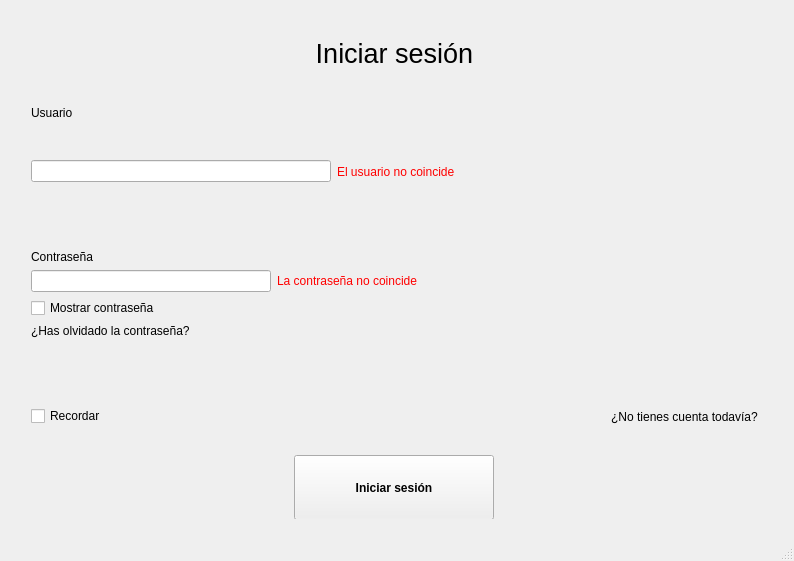
Old version of the form mapa/login_register.ui in the repository jorgecanut/mapaIHM.
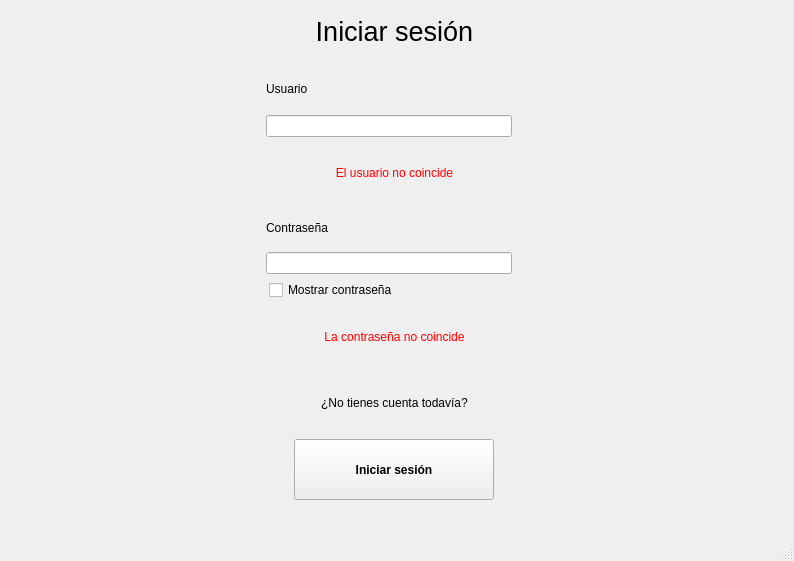
New version of the form. The open tabs and pages were chosen to show the change. Custom widgets are drawn as their Qt base class.

Commit message: Hoja de estilos generada e interfaz de login_register cambiada

Patch:
```diff
--- a/mapa/login_register.ui
+++ b/mapa/login_register.ui
@@ -13,7 +13,7 @@
   <property name="maximumSize">
    <size>
     <width>16777215</width>
-    <height>561</height>
+    <height>16777215</height>
    </size>
   </property>
   <property name="windowTitle">
@@ -26,11 +26,11 @@
       <property name="maximumSize">
        <size>
         <width>16777215</width>
-        <height>500</height>
+        <height>16777215</height>
        </size>
       </property>
       <property name="currentIndex">
-       <number>0</number>
+       <number>1</number>
       </property>
       <widget class="QWidget" name="page">
        <property name="sizePolicy">
@@ -52,7 +52,7 @@
         <property name="geometry">
          <rect>
           <x>10</x>
-          <y>-10</y>
+          <y>-20</y>
           <width>751</width>
           <height>511</height>
          </rect>
@@ -92,17 +92,19 @@
           </widget>
          </item>
          <item>
-          <spacer name="verticalSpacer_8">
+          <layout class="QHBoxLayout" name="horizontalLayout_14">
+           <item>
+            <spacer name="horizontalSpacer_14">
            <property name="orientation">
-            <enum>Qt::Orientation::Vertical</enum>
+              <enum>Qt::Orientation::Horizontal</enum>
            </property>
            <property name="sizeType">
-            <enum>QSizePolicy::Policy::Fixed</enum>
+              <enum>QSizePolicy::Policy::Minimum</enum>
            </property>
            <property name="sizeHint" stdset="0">
             <size>
-             <width>0</width>
-             <height>0</height>
+               <width>235</width>
+               <height>20</height>
             </size>
            </property>
           </spacer>
@@ -118,10 +120,44 @@
            <property name="text">
             <string>Usuario</string>
            </property>
-          </widget>
+             <property name="alignment">
+              <set>Qt::AlignmentFlag::AlignLeading|Qt::AlignmentFlag::AlignLeft|Qt::AlignmentFlag::AlignVCenter</set>
+             </property>
+            </widget>
+           </item>
+           <item>
+            <spacer name="horizontalSpacer_15">
+             <property name="orientation">
+              <enum>Qt::Orientation::Horizontal</enum>
+             </property>
+             <property name="sizeHint" stdset="0">
+              <size>
+               <width>40</width>
+               <height>20</height>
+              </size>
+             </property>
+            </spacer>
+           </item>
+          </layout>
          </item>
          <item>
           <layout class="QHBoxLayout" name="horizontalLayout_11">
+           <item>
+            <spacer name="horizontalSpacer_9">
+             <property name="orientation">
+              <enum>Qt::Orientation::Horizontal</enum>
+             </property>
+             <property name="sizeType">
+              <enum>QSizePolicy::Policy::Minimum</enum>
+             </property>
+             <property name="sizeHint" stdset="0">
+              <size>
+               <width>235</width>
+               <height>20</height>
+              </size>
+             </property>
+            </spacer>
+           </item>
            <item>
             <widget class="QLineEdit" name="leUsuario_IS">
              <property name="maximumSize">
@@ -136,6 +172,21 @@
             </widget>
            </item>
            <item>
+            <spacer name="horizontalSpacer_8">
+             <property name="orientation">
+              <enum>Qt::Orientation::Horizontal</enum>
+             </property>
+             <property name="sizeHint" stdset="0">
+              <size>
+               <width>40</width>
+               <height>20</height>
+              </size>
+             </property>
+            </spacer>
+           </item>
+          </layout>
+         </item>
+         <item>
             <widget class="QLabel" name="lErrorUsuario_IS">
              <property name="styleSheet">
               <string notr="true">color:red</string>
@@ -143,41 +194,29 @@
              <property name="text">
               <string>El usuario no coincide</string>
              </property>
+           <property name="alignment">
+            <set>Qt::AlignmentFlag::AlignCenter</set>
+           </property>
             </widget>
            </item>
            <item>
-            <spacer name="horizontalSpacer_8">
+          <layout class="QHBoxLayout" name="horizontalLayout_15">
+           <item>
+            <spacer name="horizontalSpacer_16">
              <property name="orientation">
               <enum>Qt::Orientation::Horizontal</enum>
              </property>
-             <property name="sizeHint" stdset="0">
-              <size>
-               <width>40</width>
-               <height>20</height>
-              </size>
-             </property>
-            </spacer>
-           </item>
-          </layout>
-         </item>
-         <item>
-          <spacer name="verticalSpacer_7">
-           <property name="orientation">
-            <enum>Qt::Orientation::Vertical</enum>
-           </property>
            <property name="sizeType">
-            <enum>QSizePolicy::Policy::Fixed</enum>
+              <enum>QSizePolicy::Policy::Minimum</enum>
            </property>
            <property name="sizeHint" stdset="0">
             <size>
-             <width>20</width>
-             <height>40</height>
+               <width>235</width>
+               <height>20</height>
             </size>
            </property>
           </spacer>
          </item>
-         <item>
-          <layout class="QVBoxLayout" name="verticalLayout_5">
            <item>
             <widget class="QLabel" name="label_8">
              <property name="maximumSize">
@@ -189,10 +228,44 @@
              <property name="text">
               <string>Contraseña</string>
              </property>
+             <property name="alignment">
+              <set>Qt::AlignmentFlag::AlignLeading|Qt::AlignmentFlag::AlignLeft|Qt::AlignmentFlag::AlignVCenter</set>
+             </property>
             </widget>
            </item>
            <item>
-            <layout class="QHBoxLayout" name="horizontalLayout_12">
+            <spacer name="horizontalSpacer_17">
+             <property name="orientation">
+              <enum>Qt::Orientation::Horizontal</enum>
+             </property>
+             <property name="sizeHint" stdset="0">
+              <size>
+               <width>40</width>
+               <height>20</height>
+              </size>
+             </property>
+            </spacer>
+           </item>
+          </layout>
+         </item>
+         <item>
+          <layout class="QHBoxLayout" name="horizontalLayout_2">
+           <item>
+            <spacer name="horizontalSpacer_7">
+             <property name="orientation">
+              <enum>Qt::Orientation::Horizontal</enum>
+             </property>
+             <property name="sizeType">
+              <enum>QSizePolicy::Policy::Minimum</enum>
+             </property>
+             <property name="sizeHint" stdset="0">
+              <size>
+               <width>235</width>
+               <height>20</height>
+              </size>
+             </property>
+            </spacer>
+           </item>
              <item>
               <widget class="QLineEdit" name="leContrasea_IS">
                <property name="maximumSize">
@@ -210,6 +283,67 @@
               </widget>
              </item>
              <item>
+            <spacer name="horizontalSpacer_11">
+             <property name="orientation">
+              <enum>Qt::Orientation::Horizontal</enum>
+             </property>
+             <property name="sizeHint" stdset="0">
+              <size>
+               <width>40</width>
+               <height>20</height>
+              </size>
+             </property>
+            </spacer>
+           </item>
+          </layout>
+         </item>
+         <item>
+          <layout class="QHBoxLayout" name="horizontalLayout_12">
+           <item>
+            <spacer name="horizontalSpacer_13">
+             <property name="orientation">
+              <enum>Qt::Orientation::Horizontal</enum>
+             </property>
+             <property name="sizeType">
+              <enum>QSizePolicy::Policy::Minimum</enum>
+             </property>
+             <property name="sizeHint" stdset="0">
+              <size>
+               <width>238</width>
+               <height>20</height>
+              </size>
+             </property>
+            </spacer>
+           </item>
+           <item>
+            <widget class="QCheckBox" name="checkBox_2">
+             <property name="maximumSize">
+              <size>
+               <width>500</width>
+               <height>16777215</height>
+              </size>
+             </property>
+             <property name="text">
+              <string>Mostrar contraseña</string>
+             </property>
+            </widget>
+           </item>
+           <item>
+            <spacer name="horizontalSpacer_12">
+             <property name="orientation">
+              <enum>Qt::Orientation::Horizontal</enum>
+             </property>
+             <property name="sizeHint" stdset="0">
+              <size>
+               <width>40</width>
+               <height>20</height>
+              </size>
+             </property>
+            </spacer>
+           </item>
+          </layout>
+         </item>
+         <item>
               <widget class="QLabel" name="lErrorContrasea_IS">
                <property name="sizePolicy">
                 <sizepolicy hsizetype="Expanding" vsizetype="Ignored">
@@ -223,82 +357,13 @@
                <property name="text">
                 <string>La contraseña no coincide</string>
                </property>
-              </widget>
-             </item>
-             <item>
-              <spacer name="horizontalSpacer_7">
-               <property name="orientation">
-                <enum>Qt::Orientation::Horizontal</enum>
-               </property>
-               <property name="sizeHint" stdset="0">
-                <size>
-                 <width>40</width>
-                 <height>20</height>
-                </size>
-               </property>
-              </spacer>
-             </item>
-            </layout>
-           </item>
-           <item>
-            <widget class="QCheckBox" name="checkBox_2">
-             <property name="maximumSize">
-              <size>
-               <width>500</width>
-               <height>16777215</height>
-              </size>
-             </property>
-             <property name="text">
-              <string>Mostrar contraseña</string>
-             </property>
-            </widget>
-           </item>
-           <item>
-            <widget class="ClickableLabel" name="label_12">
-             <property name="styleSheet">
-              <string notr="true">ClickableLabel {
-    color: #0066cc;
-}
-ClickableLabel:hover {
-    color: #004999;
-}
-</string>
-             </property>
-             <property name="text">
-              <string>¿Has olvidado la contraseña?</string>
-             </property>
              <property name="alignment">
-              <set>Qt::AlignmentFlag::AlignLeading|Qt::AlignmentFlag::AlignLeft|Qt::AlignmentFlag::AlignVCenter</set>
+            <set>Qt::AlignmentFlag::AlignCenter</set>
              </property>
             </widget>
            </item>
-          </layout>
-         </item>
          <item>
-          <spacer name="verticalSpacer_6">
-           <property name="orientation">
-            <enum>Qt::Orientation::Vertical</enum>
-           </property>
-           <property name="sizeType">
-            <enum>QSizePolicy::Policy::Fixed</enum>
-           </property>
-           <property name="sizeHint" stdset="0">
-            <size>
-             <width>20</width>
-             <height>40</height>
-            </size>
-           </property>
-          </spacer>
-         </item>
-         <item>
-          <layout class="QHBoxLayout" name="horizontalLayout_2">
-           <item>
-            <widget class="QCheckBox" name="checkBox">
-             <property name="text">
-              <string>Recordar</string>
-             </property>
-            </widget>
-           </item>
+          <layout class="QHBoxLayout" name="horizontalLayout_13">
            <item>
             <spacer name="horizontalSpacer_3">
              <property name="orientation">
@@ -331,6 +396,19 @@
              </property>
             </widget>
            </item>
+           <item>
+            <spacer name="horizontalSpacer_10">
+             <property name="orientation">
+              <enum>Qt::Orientation::Horizontal</enum>
+             </property>
+             <property name="sizeHint" stdset="0">
+              <size>
+               <width>40</width>
+               <height>20</height>
+              </size>
+             </property>
+            </spacer>
+           </item>
           </layout>
          </item>
          <item>
@@ -373,26 +451,6 @@
        </property>
        <layout class="QVBoxLayout" name="verticalLayout_2">
         <item>
-         <layout class="QVBoxLayout" name="verticalLayout" stretch="0,0,0,0,0,0,0,0,0,0,0,0,0,0,0,0,0,0,0,0">
-          <property name="spacing">
-           <number>5</number>
-          </property>
-          <property name="sizeConstraint">
-           <enum>QLayout::SizeConstraint::SetDefaultConstraint</enum>
-          </property>
-          <property name="leftMargin">
-           <number>12</number>
-          </property>
-          <property name="topMargin">
-           <number>12</number>
-          </property>
-          <property name="rightMargin">
-           <number>12</number>
-          </property>
-          <property name="bottomMargin">
-           <number>12</number>
-          </property>
-          <item>
            <widget class="QLabel" name="label_7">
             <property name="sizePolicy">
              <sizepolicy hsizetype="MinimumExpanding" vsizetype="Preferred">
@@ -408,13 +466,33 @@
              </font>
             </property>
             <property name="text">
-             <string>REGISTRARSE</string>
+           <string>Registrarse</string>
             </property>
             <property name="alignment">
              <set>Qt::AlignmentFlag::AlignCenter</set>
             </property>
            </widget>
           </item>
+        <item>
+         <layout class="QVBoxLayout" name="verticalLayout" stretch="0,0,0,0,0,0,0,0,0,0,0,0,0,0,0,0,0">
+          <property name="spacing">
+           <number>5</number>
+          </property>
+          <property name="sizeConstraint">
+           <enum>QLayout::SizeConstraint::SetDefaultConstraint</enum>
+          </property>
+          <property name="leftMargin">
+           <number>12</number>
+          </property>
+          <property name="topMargin">
+           <number>12</number>
+          </property>
+          <property name="rightMargin">
+           <number>12</number>
+          </property>
+          <property name="bottomMargin">
+           <number>12</number>
+          </property>
           <item>
            <spacer name="verticalSpacer_5">
             <property name="orientation">
@@ -621,7 +699,7 @@
               </property>
               <property name="sizeHint" stdset="0">
                <size>
-                <width>48</width>
+                <width>60</width>
                 <height>20</height>
                </size>
               </property>
@@ -697,6 +775,22 @@
               </property>
              </widget>
             </item>
+            <item>
+             <spacer name="horizontalSpacer_19">
+              <property name="orientation">
+               <enum>Qt::Orientation::Horizontal</enum>
+              </property>
+              <property name="sizeType">
+               <enum>QSizePolicy::Policy::Fixed</enum>
+              </property>
+              <property name="sizeHint" stdset="0">
+               <size>
+                <width>20</width>
+                <height>20</height>
+               </size>
+              </property>
+             </spacer>
+            </item>
             <item>
              <widget class="QCheckBox" name="checkContraseaEqualRegister">
               <property name="text">
@@ -746,6 +840,23 @@
            </widget>
           </item>
           <item>
+           <spacer name="verticalSpacer_4">
+            <property name="orientation">
+             <enum>Qt::Orientation::Vertical</enum>
+            </property>
+            <property name="sizeHint" stdset="0">
+             <size>
+              <width>17</width>
+              <height>13</height>
+             </size>
+            </property>
+           </spacer>
+          </item>
+          <item>
+           <layout class="QHBoxLayout" name="horizontalLayout_4">
+            <item>
+             <layout class="QVBoxLayout" name="verticalLayout_4">
+              <item>
            <widget class="QLabel" name="label">
             <property name="text">
              <string>Avatar</string>
@@ -768,23 +879,10 @@
             </property>
            </widget>
           </item>
-          <item>
-           <spacer name="verticalSpacer_4">
-            <property name="orientation">
-             <enum>Qt::Orientation::Vertical</enum>
-            </property>
-            <property name="sizeHint" stdset="0">
-             <size>
-              <width>17</width>
-              <height>13</height>
-             </size>
-            </property>
-           </spacer>
+             </layout>
           </item>
           <item>
-           <layout class="QHBoxLayout" name="horizontalLayout">
-            <item>
-             <spacer name="horizontalSpacer">
+             <spacer name="horizontalSpacer_18">
               <property name="orientation">
                <enum>Qt::Orientation::Horizontal</enum>
               </property>
@@ -795,6 +893,27 @@
                </size>
               </property>
              </spacer>
+            </item>
+            <item>
+             <layout class="QVBoxLayout" name="verticalLayout_5">
+              <item>
+               <widget class="ClickableLabel" name="label_3">
+                <property name="styleSheet">
+                 <string notr="true">ClickableLabel {
+    color: #0066cc;
+}
+ClickableLabel:hover {
+    color: #004999;
+}
+</string>
+                </property>
+                <property name="text">
+                 <string>¿Ya tienes cuenta?</string>
+                </property>
+                <property name="alignment">
+                 <set>Qt::AlignmentFlag::AlignRight|Qt::AlignmentFlag::AlignTrailing|Qt::AlignmentFlag::AlignVCenter</set>
+                </property>
+               </widget>
             </item>
             <item>
              <widget class="QPushButton" name="pushButton">
@@ -828,24 +947,24 @@
             </item>
            </layout>
           </item>
+           </layout>
+          </item>
           <item>
-           <widget class="ClickableLabel" name="label_3">
-            <property name="styleSheet">
-             <string notr="true">ClickableLabel {
-    color: #0066cc;
-}
-ClickableLabel:hover {
-    color: #004999;
-}
-</string>
-            </property>
-            <property name="text">
-             <string>¿Ya tienes cuenta?</string>
-            </property>
-            <property name="alignment">
-             <set>Qt::AlignmentFlag::AlignRight|Qt::AlignmentFlag::AlignTrailing|Qt::AlignmentFlag::AlignVCenter</set>
-            </property>
-           </widget>
+           <layout class="QHBoxLayout" name="horizontalLayout">
+            <item>
+             <spacer name="horizontalSpacer">
+              <property name="orientation">
+               <enum>Qt::Orientation::Horizontal</enum>
+              </property>
+              <property name="sizeHint" stdset="0">
+               <size>
+                <width>40</width>
+                <height>20</height>
+               </size>
+              </property>
+             </spacer>
+            </item>
+           </layout>
           </item>
          </layout>
         </item>
```
Lines whose indentation alone changed are shown as unchanged. The commit also changes 5 other files.
